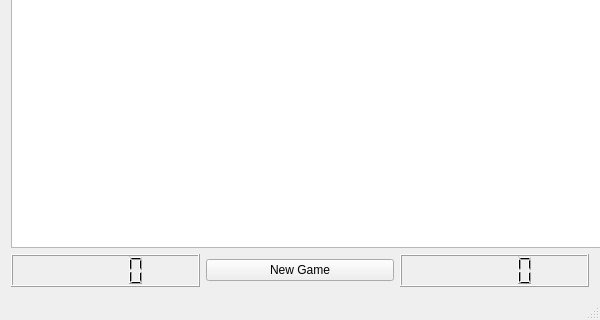
Qt form Minesweeper/mainwindow.ui (AStrand94/MinesweeperQt) before a commit; both pictures show x 0 to 600 and y 380 to 700 of the 600 by 700 pixel window.
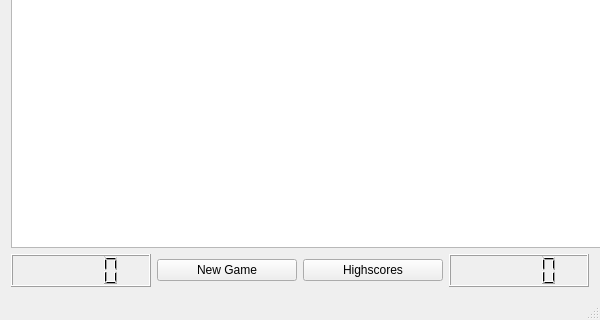
The same form after that commit.

Commit message: Lagt til highscore funksjon

```diff
--- a/Minesweeper/mainwindow.ui
+++ b/Minesweeper/mainwindow.ui
@@ -55,6 +55,13 @@
         </property>
        </widget>
       </item>
+      <item>
+       <widget class="QPushButton" name="highscoreButton">
+        <property name="text">
+         <string>Highscores</string>
+        </property>
+       </widget>
+      </item>
       <item>
        <widget class="QLCDNumber" name="lcdNumber_1"/>
       </item>
```
The commit also changes 5 other files.
